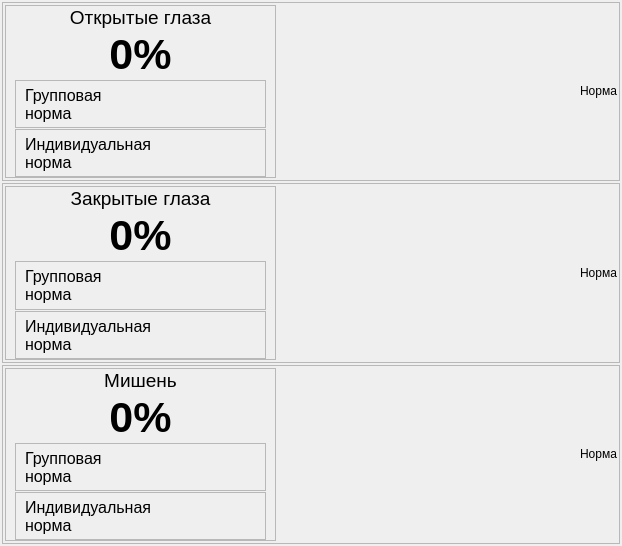
grigp/a-analyser, file metodics/stabtest/visualizators/dopuskwidget.ui: the form before one commit.
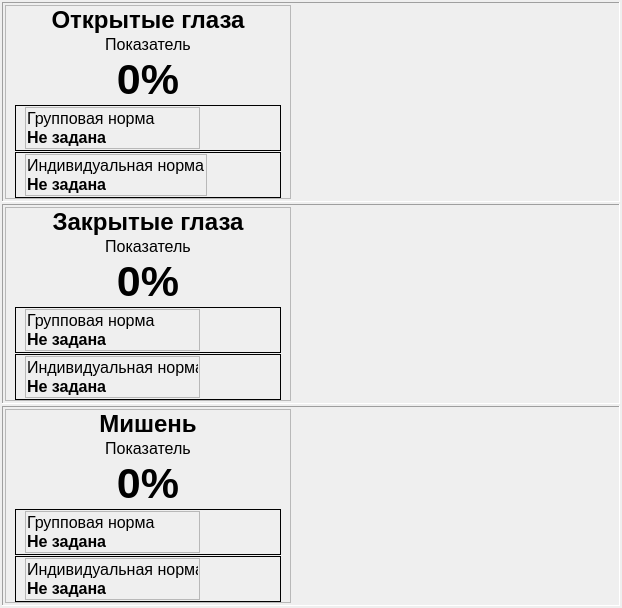
The form after the commit. Custom widgets are drawn as their Qt base class.

The edit to the form file:
```diff
--- a/metodics/stabtest/visualizators/dopuskwidget.ui
+++ b/metodics/stabtest/visualizators/dopuskwidget.ui
@@ -32,10 +32,10 @@
    <item>
     <widget class="QFrame" name="frOpenEyes">
      <property name="frameShape">
-      <enum>QFrame::StyledPanel</enum>
+      <enum>QFrame::Panel</enum>
      </property>
      <property name="frameShadow">
-      <enum>QFrame::Raised</enum>
+      <enum>QFrame::Sunken</enum>
      </property>
      <layout class="QHBoxLayout" name="horizontalLayout">
       <property name="spacing">
@@ -87,7 +87,9 @@
            </property>
            <property name="font">
             <font>
-             <pointsize>14</pointsize>
+             <pointsize>18</pointsize>
+             <weight>75</weight>
+             <bold>true</bold>
             </font>
            </property>
            <property name="text">
@@ -98,6 +100,22 @@
            </property>
           </widget>
          </item>
+         <item>
+          <widget class="QLabel" name="lblOpenEyesFactor">
+           <property name="font">
+            <font>
+             <family>MS Shell Dlg 2</family>
+             <pointsize>12</pointsize>
+            </font>
+           </property>
+           <property name="text">
+            <string>Показатель</string>
+           </property>
+           <property name="alignment">
+            <set>Qt::AlignCenter</set>
+           </property>
+          </widget>
+         </item>
          <item>
           <widget class="QLabel" name="lblOpenEyesResult">
            <property name="sizePolicy">
@@ -125,10 +143,10 @@
          <item>
           <widget class="QFrame" name="frOpenEyesGroupNorm">
            <property name="frameShape">
-            <enum>QFrame::StyledPanel</enum>
+            <enum>QFrame::Box</enum>
            </property>
            <property name="frameShadow">
-            <enum>QFrame::Raised</enum>
+            <enum>QFrame::Plain</enum>
            </property>
            <layout class="QHBoxLayout" name="horizontalLayout_4">
             <property name="spacing">
@@ -141,38 +159,68 @@
              <number>1</number>
             </property>
             <item>
-             <widget class="QLabel" name="lblOpenEyesGroupNorm">
+             <widget class="QFrame" name="frLblOpenEyesGroupNorm">
               <property name="minimumSize">
                <size>
-                <width>125</width>
+                <width>175</width>
                 <height>0</height>
                </size>
               </property>
-              <property name="font">
-               <font>
-                <pointsize>12</pointsize>
-               </font>
+              <property name="frameShape">
+               <enum>QFrame::StyledPanel</enum>
               </property>
-              <property name="text">
-               <string>Групповая
-норма</string>
+              <property name="frameShadow">
+               <enum>QFrame::Raised</enum>
               </property>
-             </widget>
-            </item>
-            <item>
-             <widget class="RGBLed" name="wgtOpenEyesGroupNorm" native="true">
-              <property name="sizePolicy">
-               <sizepolicy hsizetype="Fixed" vsizetype="Preferred">
-                <horstretch>0</horstretch>
-                <verstretch>0</verstretch>
-               </sizepolicy>
-              </property>
-              <property name="minimumSize">
-               <size>
-                <width>40</width>
-                <height>0</height>
-               </size>
-              </property>
+              <layout class="QVBoxLayout" name="verticalLayout_5">
+               <property name="spacing">
+                <number>0</number>
+               </property>
+               <property name="leftMargin">
+                <number>1</number>
+               </property>
+               <property name="topMargin">
+                <number>1</number>
+               </property>
+               <property name="rightMargin">
+                <number>1</number>
+               </property>
+               <property name="bottomMargin">
+                <number>1</number>
+               </property>
+               <item>
+                <widget class="QLabel" name="lblOpenEyesGroupNorm">
+                 <property name="minimumSize">
+                  <size>
+                   <width>125</width>
+                   <height>0</height>
+                  </size>
+                 </property>
+                 <property name="font">
+                  <font>
+                   <pointsize>12</pointsize>
+                  </font>
+                 </property>
+                 <property name="text">
+                  <string>Групповая норма</string>
+                 </property>
+                </widget>
+               </item>
+               <item>
+                <widget class="QLabel" name="lblOpenEyesGroupNormResume">
+                 <property name="font">
+                  <font>
+                   <pointsize>12</pointsize>
+                   <weight>75</weight>
+                   <bold>true</bold>
+                  </font>
+                 </property>
+                 <property name="text">
+                  <string>Не задана</string>
+                 </property>
+                </widget>
+               </item>
+              </layout>
              </widget>
             </item>
             <item>
@@ -188,16 +236,32 @@
               </property>
              </spacer>
             </item>
+            <item>
+             <widget class="RGBLed" name="wgtOpenEyesGroupNorm" native="true">
+              <property name="sizePolicy">
+               <sizepolicy hsizetype="Fixed" vsizetype="Preferred">
+                <horstretch>0</horstretch>
+                <verstretch>0</verstretch>
+               </sizepolicy>
+              </property>
+              <property name="minimumSize">
+               <size>
+                <width>40</width>
+                <height>0</height>
+               </size>
+              </property>
+             </widget>
+            </item>
            </layout>
           </widget>
          </item>
          <item>
           <widget class="QFrame" name="frOpenEyesPersonalNorm">
            <property name="frameShape">
-            <enum>QFrame::StyledPanel</enum>
+            <enum>QFrame::Box</enum>
            </property>
            <property name="frameShadow">
-            <enum>QFrame::Raised</enum>
+            <enum>QFrame::Plain</enum>
            </property>
            <layout class="QHBoxLayout" name="horizontalLayout_5">
             <property name="spacing">
@@ -210,38 +274,62 @@
              <number>1</number>
             </property>
             <item>
-             <widget class="QLabel" name="lblOpenEyesPersonalNorm">
-              <property name="minimumSize">
-               <size>
-                <width>125</width>
-                <height>0</height>
-               </size>
+             <widget class="QFrame" name="frLblOpenEyesPersonalNorm">
+              <property name="frameShape">
+               <enum>QFrame::StyledPanel</enum>
               </property>
-              <property name="font">
-               <font>
-                <pointsize>12</pointsize>
-               </font>
+              <property name="frameShadow">
+               <enum>QFrame::Raised</enum>
               </property>
-              <property name="text">
-               <string>Индивидуальная
-норма</string>
-              </property>
-             </widget>
-            </item>
-            <item>
-             <widget class="RGBLed" name="wgtOpenEyesPersonalNorm" native="true">
-              <property name="sizePolicy">
-               <sizepolicy hsizetype="Fixed" vsizetype="Preferred">
-                <horstretch>0</horstretch>
-                <verstretch>0</verstretch>
-               </sizepolicy>
-              </property>
-              <property name="minimumSize">
-               <size>
-                <width>40</width>
-                <height>0</height>
-               </size>
-              </property>
+              <layout class="QVBoxLayout" name="verticalLayout_6">
+               <property name="spacing">
+                <number>0</number>
+               </property>
+               <property name="leftMargin">
+                <number>1</number>
+               </property>
+               <property name="topMargin">
+                <number>1</number>
+               </property>
+               <property name="rightMargin">
+                <number>1</number>
+               </property>
+               <property name="bottomMargin">
+                <number>1</number>
+               </property>
+               <item>
+                <widget class="QLabel" name="lblOpenEyesPersonalNorm">
+                 <property name="minimumSize">
+                  <size>
+                   <width>0</width>
+                   <height>0</height>
+                  </size>
+                 </property>
+                 <property name="font">
+                  <font>
+                   <pointsize>12</pointsize>
+                  </font>
+                 </property>
+                 <property name="text">
+                  <string>Индивидуальная норма</string>
+                 </property>
+                </widget>
+               </item>
+               <item>
+                <widget class="QLabel" name="lblOpenEyesPersonalNormResume">
+                 <property name="font">
+                  <font>
+                   <pointsize>12</pointsize>
+                   <weight>75</weight>
+                   <bold>true</bold>
+                  </font>
+                 </property>
+                 <property name="text">
+                  <string>Не задана</string>
+                 </property>
+                </widget>
+               </item>
+              </layout>
              </widget>
             </item>
             <item>
@@ -257,9 +345,38 @@
               </property>
              </spacer>
             </item>
+            <item>
+             <widget class="RGBLed" name="wgtOpenEyesPersonalNorm" native="true">
+              <property name="sizePolicy">
+               <sizepolicy hsizetype="Fixed" vsizetype="Preferred">
+                <horstretch>0</horstretch>
+                <verstretch>0</verstretch>
+               </sizepolicy>
+              </property>
+              <property name="minimumSize">
+               <size>
+                <width>40</width>
+                <height>0</height>
+               </size>
+              </property>
+             </widget>
+            </item>
            </layout>
           </widget>
          </item>
+         <item>
+          <spacer name="verticalSpacer">
+           <property name="orientation">
+            <enum>Qt::Vertical</enum>
+           </property>
+           <property name="sizeHint" stdset="0">
+            <size>
+             <width>20</width>
+             <height>40</height>
+            </size>
+           </property>
+          </spacer>
+         </item>
         </layout>
        </widget>
       </item>
@@ -274,17 +391,17 @@
        </widget>
       </item>
       <item>
-       <widget class="QLabel" name="lblOpenEyesNorm">
-        <property name="sizePolicy">
-         <sizepolicy hsizetype="Preferred" vsizetype="Fixed">
-          <horstretch>0</horstretch>
-          <verstretch>0</verstretch>
-         </sizepolicy>
+       <spacer name="horizontalSpacer_7">
+        <property name="orientation">
+         <enum>Qt::Horizontal</enum>
         </property>
-        <property name="text">
-         <string>Норма</string>
+        <property name="sizeHint" stdset="0">
+         <size>
+          <width>40</width>
+          <height>20</height>
+         </size>
         </property>
-       </widget>
+       </spacer>
       </item>
      </layout>
     </widget>
@@ -292,10 +409,10 @@
    <item>
     <widget class="QFrame" name="frCloseEyes">
      <property name="frameShape">
-      <enum>QFrame::StyledPanel</enum>
+      <enum>QFrame::Panel</enum>
      </property>
      <property name="frameShadow">
-      <enum>QFrame::Raised</enum>
+      <enum>QFrame::Sunken</enum>
      </property>
      <layout class="QHBoxLayout" name="horizontalLayout_2">
       <property name="spacing">
@@ -341,7 +458,9 @@
            </property>
            <property name="font">
             <font>
-             <pointsize>14</pointsize>
+             <pointsize>18</pointsize>
+             <weight>75</weight>
+             <bold>true</bold>
             </font>
            </property>
            <property name="text">
@@ -352,6 +471,22 @@
            </property>
           </widget>
          </item>
+         <item>
+          <widget class="QLabel" name="lblCloseEyesFactor">
+           <property name="font">
+            <font>
+             <family>MS Shell Dlg 2</family>
+             <pointsize>12</pointsize>
+            </font>
+           </property>
+           <property name="text">
+            <string>Показатель</string>
+           </property>
+           <property name="alignment">
+            <set>Qt::AlignCenter</set>
+           </property>
+          </widget>
+         </item>
          <item>
           <widget class="QLabel" name="lblCloseEyesResult">
            <property name="sizePolicy">
@@ -379,10 +514,10 @@
          <item>
           <widget class="QFrame" name="frCloseEyesGroupNorm">
            <property name="frameShape">
-            <enum>QFrame::StyledPanel</enum>
+            <enum>QFrame::Box</enum>
            </property>
            <property name="frameShadow">
-            <enum>QFrame::Raised</enum>
+            <enum>QFrame::Plain</enum>
            </property>
            <layout class="QHBoxLayout" name="horizontalLayout_6">
             <property name="spacing">
@@ -395,38 +530,69 @@
              <number>1</number>
             </property>
             <item>
-             <widget class="QLabel" name="lblCloseEyesGroupNorm">
+             <widget class="QFrame" name="frLblCloseEyesGroupNorm">
               <property name="minimumSize">
                <size>
-                <width>125</width>
+                <width>175</width>
                 <height>0</height>
                </size>
               </property>
-              <property name="font">
-               <font>
-                <pointsize>12</pointsize>
-               </font>
+              <property name="frameShape">
+               <enum>QFrame::StyledPanel</enum>
               </property>
-              <property name="text">
-               <string>Групповая
-норма</string>
+              <property name="frameShadow">
+               <enum>QFrame::Raised</enum>
               </property>
-             </widget>
-            </item>
-            <item>
-             <widget class="RGBLed" name="wgtCloseEyesGroupNorm" native="true">
-              <property name="sizePolicy">
-               <sizepolicy hsizetype="Fixed" vsizetype="Preferred">
-                <horstretch>0</horstretch>
-                <verstretch>0</verstretch>
-               </sizepolicy>
-              </property>
-              <property name="minimumSize">
-               <size>
-                <width>40</width>
-                <height>0</height>
-               </size>
-              </property>
+              <layout class="QVBoxLayout" name="verticalLayout_7">
+               <property name="spacing">
+                <number>0</number>
+               </property>
+               <property name="leftMargin">
+                <number>1</number>
+               </property>
+               <property name="topMargin">
+                <number>1</number>
+               </property>
+               <property name="rightMargin">
+                <number>1</number>
+               </property>
+               <property name="bottomMargin">
+                <number>1</number>
+               </property>
+               <item>
+                <widget class="QLabel" name="lblCloseEyesGroupNorm">
+                 <property name="minimumSize">
+                  <size>
+                   <width>125</width>
+                   <height>0</height>
+                  </size>
+                 </property>
+                 <property name="font">
+                  <font>
+                   <pointsize>12</pointsize>
+                  </font>
+                 </property>
+                 <property name="text">
+                  <string>Групповая норма</string>
+                 </property>
+                </widget>
+               </item>
+               <item>
+                <widget class="QLabel" name="lblCloseEyesGroupNormResume">
+                 <property name="font">
+                  <font>
+                   <family>MS Shell Dlg 2</family>
+                   <pointsize>12</pointsize>
+                   <weight>75</weight>
+                   <bold>true</bold>
+                  </font>
+                 </property>
+                 <property name="text">
+                  <string>Не задана</string>
+                 </property>
+                </widget>
+               </item>
+              </layout>
              </widget>
             </item>
             <item>
@@ -442,16 +608,32 @@
               </property>
              </spacer>
             </item>
+            <item>
+             <widget class="RGBLed" name="wgtCloseEyesGroupNorm" native="true">
+              <property name="sizePolicy">
+               <sizepolicy hsizetype="Fixed" vsizetype="Preferred">
+                <horstretch>0</horstretch>
+                <verstretch>0</verstretch>
+               </sizepolicy>
+              </property>
+              <property name="minimumSize">
+               <size>
+                <width>40</width>
+                <height>0</height>
+               </size>
+              </property>
+             </widget>
+            </item>
            </layout>
           </widget>
          </item>
          <item>
           <widget class="QFrame" name="frCloseEyesPersonalNorm">
            <property name="frameShape">
-            <enum>QFrame::StyledPanel</enum>
+            <enum>QFrame::Box</enum>
            </property>
            <property name="frameShadow">
-            <enum>QFrame::Raised</enum>
+            <enum>QFrame::Plain</enum>
            </property>
            <layout class="QHBoxLayout" name="horizontalLayout_7">
             <property name="spacing">
@@ -464,38 +646,68 @@
              <number>1</number>
             </property>
             <item>
-             <widget class="QLabel" name="lblCloseEyesPersonalNorm">
+             <widget class="QFrame" name="frLblCloseEyesPersonalNorm">
               <property name="minimumSize">
                <size>
-                <width>125</width>
+                <width>175</width>
                 <height>0</height>
                </size>
               </property>
-              <property name="font">
-               <font>
-                <pointsize>12</pointsize>
-               </font>
+              <property name="frameShape">
+               <enum>QFrame::StyledPanel</enum>
               </property>
-              <property name="text">
-               <string>Индивидуальная
-норма</string>
+              <property name="frameShadow">
+               <enum>QFrame::Raised</enum>
               </property>
-             </widget>
-            </item>
-            <item>
-             <widget class="RGBLed" name="wgtCloseEyesPersonalNorm" native="true">
-              <property name="sizePolicy">
-               <sizepolicy hsizetype="Fixed" vsizetype="Preferred">
-                <horstretch>0</horstretch>
-                <verstretch>0</verstretch>
-               </sizepolicy>
-              </property>
-              <property name="minimumSize">
-               <size>
-                <width>40</width>
-                <height>0</height>
-               </size>
-              </property>
+              <layout class="QVBoxLayout" name="verticalLayout_8">
+               <property name="spacing">
+                <number>0</number>
+               </property>
+               <property name="leftMargin">
+                <number>1</number>
+               </property>
+               <property name="topMargin">
+                <number>1</number>
+               </property>
+               <property name="rightMargin">
+                <number>1</number>
+               </property>
+               <property name="bottomMargin">
+                <number>1</number>
+               </property>
+               <item>
+                <widget class="QLabel" name="lblCloseEyesPersonalNorm">
+                 <property name="minimumSize">
+                  <size>
+                   <width>125</width>
+                   <height>0</height>
+                  </size>
+                 </property>
+                 <property name="font">
+                  <font>
+                   <pointsize>12</pointsize>
+                  </font>
+                 </property>
+                 <property name="text">
+                  <string>Индивидуальная норма</string>
+                 </property>
+                </widget>
+               </item>
+               <item>
+                <widget class="QLabel" name="lblCloseEyesPersonalNormResume">
+                 <property name="font">
+                  <font>
+                   <pointsize>12</pointsize>
+                   <weight>75</weight>
+                   <bold>true</bold>
+                  </font>
+                 </property>
+                 <property name="text">
+                  <string>Не задана</string>
+                 </property>
+                </widget>
+               </item>
+              </layout>
              </widget>
             </item>
             <item>
@@ -511,9 +723,38 @@
               </property>
              </spacer>
             </item>
+            <item>
+             <widget class="RGBLed" name="wgtCloseEyesPersonalNorm" native="true">
+              <property name="sizePolicy">
+               <sizepolicy hsizetype="Fixed" vsizetype="Preferred">
+                <horstretch>0</horstretch>
+                <verstretch>0</verstretch>
+               </sizepolicy>
+              </property>
+              <property name="minimumSize">
+               <size>
+                <width>40</width>
+                <height>0</height>
+               </size>
+              </property>
+             </widget>
+            </item>
            </layout>
           </widget>
          </item>
+         <item>
+          <spacer name="verticalSpacer_2">
+           <property name="orientation">
+            <enum>Qt::Vertical</enum>
+           </property>
+           <property name="sizeHint" stdset="0">
+            <size>
+             <width>20</width>
+             <height>40</height>
+            </size>
+           </property>
+          </spacer>
+         </item>
         </layout>
        </widget>
       </item>
@@ -528,17 +769,17 @@
        </widget>
       </item>
       <item>
-       <widget class="QLabel" name="lblCloseEyesNorm">
-        <property name="sizePolicy">
-         <sizepolicy hsizetype="Preferred" vsizetype="Fixed">
-          <horstretch>0</horstretch>
-          <verstretch>0</verstretch>
-         </sizepolicy>
+       <spacer name="horizontalSpacer_8">
+        <property name="orientation">
+         <enum>Qt::Horizontal</enum>
         </property>
-        <property name="text">
-         <string>Норма</string>
+        <property name="sizeHint" stdset="0">
+         <size>
+          <width>40</width>
+          <height>20</height>
+         </size>
         </property>
-       </widget>
+       </spacer>
       </item>
      </layout>
     </widget>
@@ -546,10 +787,10 @@
    <item>
     <widget class="QFrame" name="frTarget">
      <property name="frameShape">
-      <enum>QFrame::StyledPanel</enum>
+      <enum>QFrame::Panel</enum>
      </property>
      <property name="frameShadow">
-      <enum>QFrame::Raised</enum>
+      <enum>QFrame::Sunken</enum>
      </property>
      <layout class="QHBoxLayout" name="horizontalLayout_3">
       <property name="spacing">
@@ -595,7 +836,9 @@
            </property>
            <property name="font">
             <font>
-             <pointsize>14</pointsize>
+             <pointsize>18</pointsize>
+             <weight>75</weight>
+             <bold>true</bold>
             </font>
            </property>
            <property name="text">
@@ -606,6 +849,22 @@
            </property>
           </widget>
          </item>
+         <item>
+          <widget class="QLabel" name="lblTargetFactor">
+           <property name="font">
+            <font>
+             <family>MS Shell Dlg 2</family>
+             <pointsize>12</pointsize>
+            </font>
+           </property>
+           <property name="text">
+            <string>Показатель</string>
+           </property>
+           <property name="alignment">
+            <set>Qt::AlignCenter</set>
+           </property>
+          </widget>
+         </item>
          <item>
           <widget class="QLabel" name="lblTargetResult">
            <property name="sizePolicy">
@@ -633,10 +892,10 @@
          <item>
           <widget class="QFrame" name="frTargetGroupNorm">
            <property name="frameShape">
-            <enum>QFrame::StyledPanel</enum>
+            <enum>QFrame::Box</enum>
            </property>
            <property name="frameShadow">
-            <enum>QFrame::Raised</enum>
+            <enum>QFrame::Plain</enum>
            </property>
            <layout class="QHBoxLayout" name="horizontalLayout_8">
             <property name="spacing">
@@ -649,24 +908,83 @@
              <number>1</number>
             </property>
             <item>
-             <widget class="QLabel" name="lblTargetGroupNorm">
+             <widget class="QFrame" name="frLblTargetGroupNorm">
               <property name="minimumSize">
                <size>
-                <width>125</width>
+                <width>175</width>
                 <height>0</height>
                </size>
               </property>
-              <property name="font">
-               <font>
-                <pointsize>12</pointsize>
-               </font>
+              <property name="frameShape">
+               <enum>QFrame::StyledPanel</enum>
               </property>
-              <property name="text">
-               <string>Групповая
-норма</string>
+              <property name="frameShadow">
+               <enum>QFrame::Raised</enum>
               </property>
+              <layout class="QVBoxLayout" name="verticalLayout_9">
+               <property name="spacing">
+                <number>0</number>
+               </property>
+               <property name="leftMargin">
+                <number>1</number>
+               </property>
+               <property name="topMargin">
+                <number>1</number>
+               </property>
+               <property name="rightMargin">
+                <number>1</number>
+               </property>
+               <property name="bottomMargin">
+                <number>1</number>
+               </property>
+               <item>
+                <widget class="QLabel" name="lblTargetGroupNorm">
+                 <property name="minimumSize">
+                  <size>
+                   <width>125</width>
+                   <height>0</height>
+                  </size>
+                 </property>
+                 <property name="font">
+                  <font>
+                   <pointsize>12</pointsize>
+                  </font>
+                 </property>
+                 <property name="text">
+                  <string>Групповая норма</string>
+                 </property>
+                </widget>
+               </item>
+               <item>
+                <widget class="QLabel" name="lblTargetGroupNormResume">
+                 <property name="font">
+                  <font>
+                   <pointsize>12</pointsize>
+                   <weight>75</weight>
+                   <bold>true</bold>
+                  </font>
+                 </property>
+                 <property name="text">
+                  <string>Не задана</string>
+                 </property>
+                </widget>
+               </item>
+              </layout>
              </widget>
             </item>
+            <item>
+             <spacer name="horizontalSpacer_5">
+              <property name="orientation">
+               <enum>Qt::Horizontal</enum>
+              </property>
+              <property name="sizeHint" stdset="0">
+               <size>
+                <width>40</width>
+                <height>20</height>
+               </size>
+              </property>
+             </spacer>
+            </item>
             <item>
              <widget class="RGBLed" name="wgtTargetGroupNorm" native="true">
               <property name="sizePolicy">
@@ -771,29 +1089,16 @@
               </widget>
              </widget>
             </item>
-            <item>
-             <spacer name="horizontalSpacer_5">
-              <property name="orientation">
-               <enum>Qt::Horizontal</enum>
-              </property>
-              <property name="sizeHint" stdset="0">
-               <size>
-                <width>40</width>
-                <height>20</height>
-               </size>
-              </property>
-             </spacer>
-            </item>
            </layout>
           </widget>
          </item>
          <item>
           <widget class="QFrame" name="frTargetPersonalNorm">
            <property name="frameShape">
-            <enum>QFrame::StyledPanel</enum>
+            <enum>QFrame::Box</enum>
            </property>
            <property name="frameShadow">
-            <enum>QFrame::Raised</enum>
+            <enum>QFrame::Plain</enum>
            </property>
            <layout class="QHBoxLayout" name="horizontalLayout_9">
             <property name="spacing">
@@ -806,38 +1111,68 @@
              <number>1</number>
             </property>
             <item>
-             <widget class="QLabel" name="lblTargetPersonalNorm">
+             <widget class="QFrame" name="frLblTargetPersonalNorm">
               <property name="minimumSize">
                <size>
-                <width>125</width>
+                <width>175</width>
                 <height>0</height>
                </size>
               </property>
-              <property name="font">
-               <font>
-                <pointsize>12</pointsize>
-               </font>
+              <property name="frameShape">
+               <enum>QFrame::StyledPanel</enum>
               </property>
-              <property name="text">
-               <string>Индивидуальная
-норма</string>
+              <property name="frameShadow">
+               <enum>QFrame::Raised</enum>
               </property>
-             </widget>
-            </item>
-            <item>
-             <widget class="RGBLed" name="wgtTargetPersonalNorm" native="true">
-              <property name="sizePolicy">
-               <sizepolicy hsizetype="Fixed" vsizetype="Preferred">
-                <horstretch>0</horstretch>
-                <verstretch>0</verstretch>
-               </sizepolicy>
-              </property>
-              <property name="minimumSize">
-               <size>
-                <width>40</width>
-                <height>0</height>
-               </size>
-              </property>
+              <layout class="QVBoxLayout" name="verticalLayout_10">
+               <property name="spacing">
+                <number>0</number>
+               </property>
+               <property name="leftMargin">
+                <number>1</number>
+               </property>
+               <property name="topMargin">
+                <number>1</number>
+               </property>
+               <property name="rightMargin">
+                <number>1</number>
+               </property>
+               <property name="bottomMargin">
+                <number>1</number>
+               </property>
+               <item>
+                <widget class="QLabel" name="lblTargetPersonalNorm">
+                 <property name="minimumSize">
+                  <size>
+                   <width>125</width>
+                   <height>0</height>
+                  </size>
+                 </property>
+                 <property name="font">
+                  <font>
+                   <pointsize>12</pointsize>
+                  </font>
+                 </property>
+                 <property name="text">
+                  <string>Индивидуальная норма</string>
+                 </property>
+                </widget>
+               </item>
+               <item>
+                <widget class="QLabel" name="lblTargetPersonalNormResume">
+                 <property name="font">
+                  <font>
+                   <pointsize>12</pointsize>
+                   <weight>75</weight>
+                   <bold>true</bold>
+                  </font>
+                 </property>
+                 <property name="text">
+                  <string>Не задана</string>
+                 </property>
+                </widget>
+               </item>
+              </layout>
              </widget>
             </item>
             <item>
@@ -853,9 +1188,38 @@
               </property>
              </spacer>
             </item>
+            <item>
+             <widget class="RGBLed" name="wgtTargetPersonalNorm" native="true">
+              <property name="sizePolicy">
+               <sizepolicy hsizetype="Fixed" vsizetype="Preferred">
+                <horstretch>0</horstretch>
+                <verstretch>0</verstretch>
+               </sizepolicy>
+              </property>
+              <property name="minimumSize">
+               <size>
+                <width>40</width>
+                <height>0</height>
+               </size>
+              </property>
+             </widget>
+            </item>
            </layout>
           </widget>
          </item>
+         <item>
+          <spacer name="verticalSpacer_3">
+           <property name="orientation">
+            <enum>Qt::Vertical</enum>
+           </property>
+           <property name="sizeHint" stdset="0">
+            <size>
+             <width>20</width>
+             <height>40</height>
+            </size>
+           </property>
+          </spacer>
+         </item>
         </layout>
        </widget>
       </item>
@@ -870,17 +1234,17 @@
        </widget>
       </item>
       <item>
-       <widget class="QLabel" name="lblTargetNorm">
-        <property name="sizePolicy">
-         <sizepolicy hsizetype="Preferred" vsizetype="Fixed">
-          <horstretch>0</horstretch>
-          <verstretch>0</verstretch>
-         </sizepolicy>
+       <spacer name="horizontalSpacer_9">
+        <property name="orientation">
+         <enum>Qt::Horizontal</enum>
         </property>
-        <property name="text">
-         <string>Норма</string>
+        <property name="sizeHint" stdset="0">
+         <size>
+          <width>40</width>
+          <height>20</height>
+         </size>
         </property>
-       </widget>
+       </spacer>
       </item>
      </layout>
     </widget>
```
